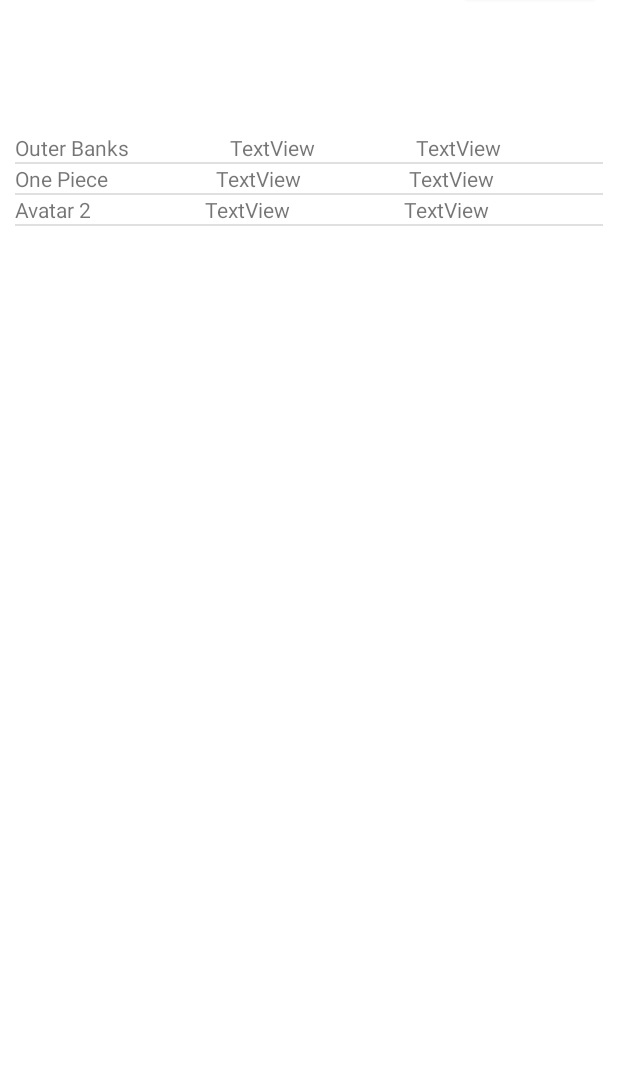
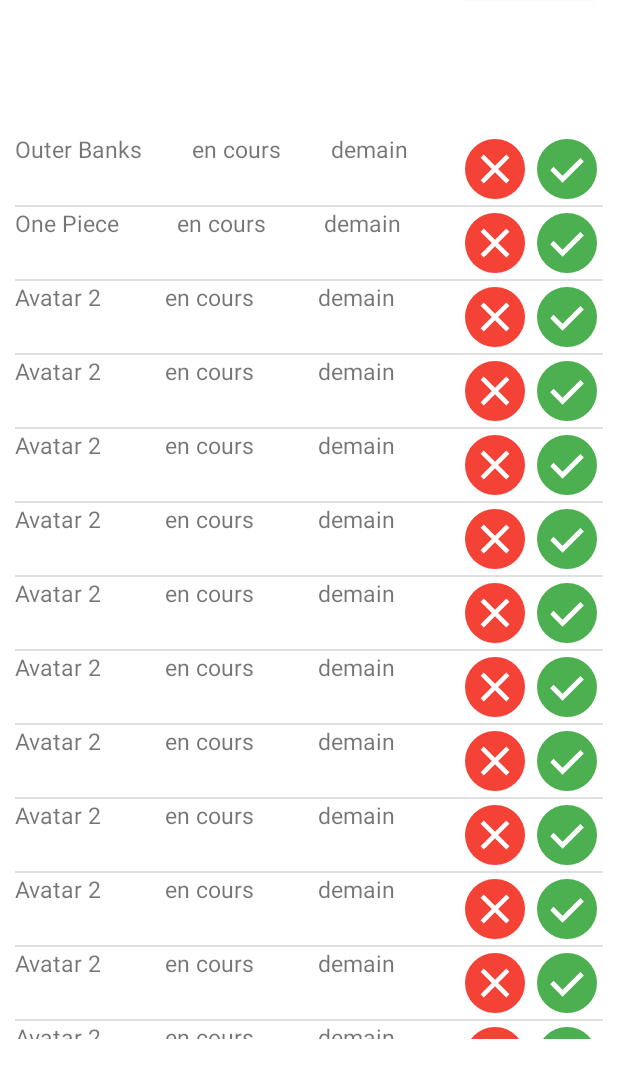
Before and after one commit to YlianF/ToDoList, an Android app: the screen it shows after launch (MainActivity), on a phone screen of 412 x 824 dp, the part 167-1236 px from its top. Run offline under Robolectric (Android 15) with nearby library versions, the phone set to English and light mode, and no system bars.

Commit message:
working on tasks menu

```diff
--- a/app/src/main/java/com/example/todolist/MainActivity.kt
+++ b/app/src/main/java/com/example/todolist/MainActivity.kt
@@ -24,6 +24,29 @@ class MainActivity : AppCompatActivity() {
         val TaskArray = arrayListOf<Task>(
             Task("Outer Banks","en cours", "demain"),
             Task("One Piece","en cours", "demain"),
+            Task("Avatar 2","en cours", "demain"),
+            Task("Avatar 2","en cours", "demain"),
+            Task("Avatar 2","en cours", "demain"),
+            Task("Avatar 2","en cours", "demain"),
+            Task("Avatar 2","en cours", "demain"),
+            Task("Avatar 2","en cours", "demain"),
+            Task("Avatar 2","en cours", "demain"),
+            Task("Avatar 2","en cours", "demain"),
+            Task("Avatar 2","en cours", "demain"),
+            Task("Avatar 2","en cours", "demain"),
+            Task("Avatar 2","en cours", "demain"),
+            Task("le titre est beaucoup trop long la lorem ipsum dorime iterimo dorime","en cours", "demain"),
+            Task("Avatar 2","en cours", "demain"),
+            Task("Avatar 2","en cours", "demain"),
+            Task("Avatar 2","en cours", "demain"),
+            Task("faire la vaisselle","en cours", "demain"),
+            Task("faire le tp de virtualisation","en cours", "demain"),
+            Task("faire le ménage","en cours", "demain"),
+            Task("Avatar 2","en cours", "demain"),
+            Task("Avatar 2","en cours", "demain"),
+            Task("Avatar 2","en cours", "demain"),
+            Task("Avatar 2","en cours", "demain"),
+            Task("Avatar 2","en cours", "demain"),
             Task("Avatar 2","en cours", "demain"))
 
         val adapter = TaskAdapter(TaskArray, this)
--- a/app/src/main/java/com/example/todolist/TaskAdapter.kt
+++ b/app/src/main/java/com/example/todolist/TaskAdapter.kt
@@ -29,6 +29,8 @@ class TaskAdapter(items:ArrayList<Task>, ctx: Context) :
 
             viewHolder = TaskItemViewHolder()
             viewHolder.title = view!!.findViewById<View>(R.id.title) as TextView
+            viewHolder.state = view!!.findViewById<View>(R.id.state) as TextView
+            viewHolder.deadline = view!!.findViewById<View>(R.id.deadline) as TextView
 
         } else {
             //no need to call findViewById , can use existing ones from saved view holder
@@ -37,7 +39,9 @@ class TaskAdapter(items:ArrayList<Task>, ctx: Context) :
 
         val task = getItem(i)
         viewHolder.title!!.text = task!!.title
-        //autre var je pense
+        viewHolder.state!!.text = task!!.state
+        viewHolder.deadline!!.text = task!!.deadline
+
 
         view.tag = viewHolder
 
--- /dev/null
+++ b/app/src/main/res/drawable/cancel_fill1_wght400_grad0_opsz48.xml
@@ -0,0 +1,9 @@
+<vector xmlns:android="http://schemas.android.com/apk/res/android"
+    android:width="48dp"
+    android:height="48dp"
+    android:viewportWidth="960"
+    android:viewportHeight="960">
+  <path
+      android:fillColor="#F44336"
+      android:pathData="m330,672 l150,-150 150,150 42,-42 -150,-150 150,-150 -42,-42 -150,150 -150,-150 -42,42 150,150 -150,150 42,42ZM480,880q-82,0 -155,-31.5t-127.5,-86Q143,708 111.5,635T80,480q0,-83 31.5,-156t86,-127Q252,143 325,111.5T480,80q83,0 156,31.5T763,197q54,54 85.5,127T880,480q0,82 -31.5,155T763,762.5q-54,54.5 -127,86T480,880Z"/>
+</vector>
--- /dev/null
+++ b/app/src/main/res/drawable/check_circle_fill1_wght400_grad0_opsz48.xml
@@ -0,0 +1,9 @@
+<vector xmlns:android="http://schemas.android.com/apk/res/android"
+    android:width="48dp"
+    android:height="48dp"
+    android:viewportWidth="960"
+    android:viewportHeight="960">
+  <path
+      android:fillColor="#4CAF50"
+      android:pathData="m421,662 l283,-283 -46,-45 -237,237 -120,-120 -45,45 165,166ZM480,880q-82,0 -155,-31.5t-127.5,-86Q143,708 111.5,635T80,480q0,-83 31.5,-156t86,-127Q252,143 325,111.5T480,80q83,0 156,31.5T763,197q54,54 85.5,127T880,480q0,82 -31.5,155T763,762.5q-54,54.5 -127,86T480,880Z"/>
+</vector>
--- a/app/src/main/res/layout/list_item_recipe.xml
+++ b/app/src/main/res/layout/list_item_recipe.xml
@@ -3,26 +3,45 @@
     xmlns:app="http://schemas.android.com/apk/res-auto"
     xmlns:tools="http://schemas.android.com/tools"
     android:layout_width="match_parent"
-    android:layout_height="match_parent">
+    android:layout_height="match_parent"
+    android:layout_marginBottom="20dp">
 
     <TextView
         android:id="@+id/title"
         android:layout_width="wrap_content"
         android:layout_height="wrap_content"
-        android:layout_weight="1"
-        android:text="TextView" />
+        android:layout_weight="10"
+        android:textSize="15sp"
+        android:text="" />
 
     <TextView
         android:id="@+id/state"
         android:layout_width="wrap_content"
         android:layout_height="wrap_content"
-        android:layout_weight="1"
-        android:text="TextView" />
+        android:layout_weight="10"
+        android:textSize="15sp"
+        android:text="" />
 
     <TextView
         android:id="@+id/deadline"
         android:layout_width="wrap_content"
         android:layout_height="wrap_content"
-        android:layout_weight="1"
-        android:text="TextView" />
+        android:layout_weight="10"
+        android:textSize="15sp"
+        android:text="" />
+
+    <ImageButton
+        android:layout_width="wrap_content"
+        android:layout_height="wrap_content"
+        android:background="#00FFFFFF"
+        android:contentDescription="@string/cancel"
+        android:src="@drawable/cancel_fill1_wght400_grad0_opsz48" />
+
+    <ImageButton
+        android:layout_width="wrap_content"
+        android:layout_height="wrap_content"
+        android:background="#00FFFFFF"
+        android:backgroundTint="#00FFFFFF"
+        android:contentDescription="@string/finish"
+        android:src="@drawable/check_circle_fill1_wght400_grad0_opsz48" />
 </LinearLayout>
--- a/app/src/main/res/values/strings.xml
+++ b/app/src/main/res/values/strings.xml
@@ -1,3 +1,5 @@
 <resources>
     <string name="app_name">TodoList</string>
+    <string name="cancel">cancel</string>
+    <string name="finish">finish</string>
 </resources>
```
Also changed, not shown: app/src/main/checkmark-playstore.png (added).
